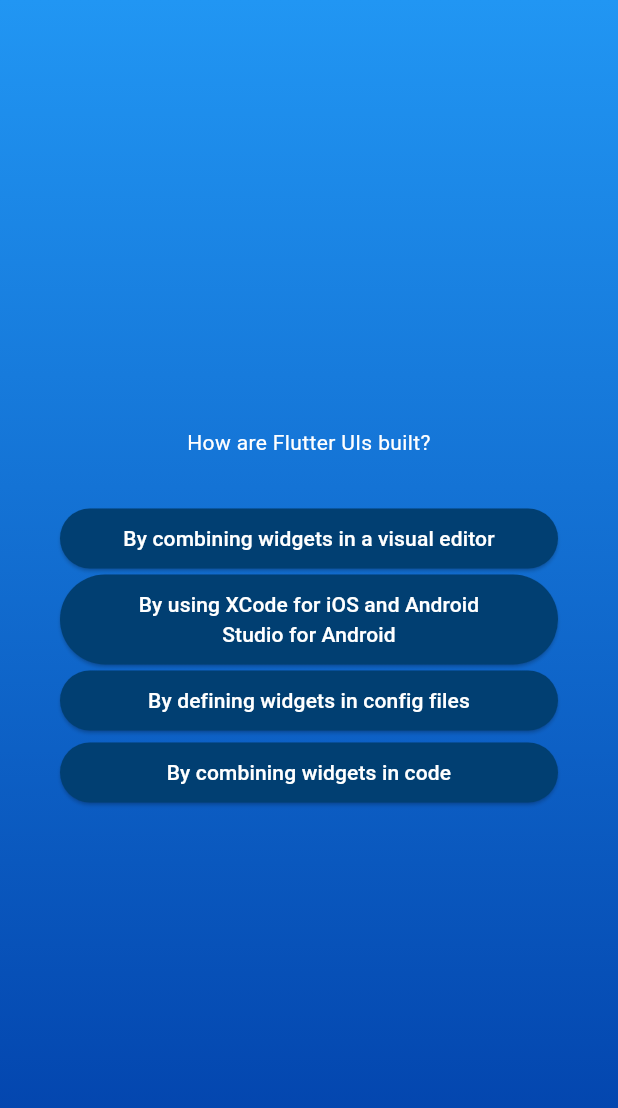
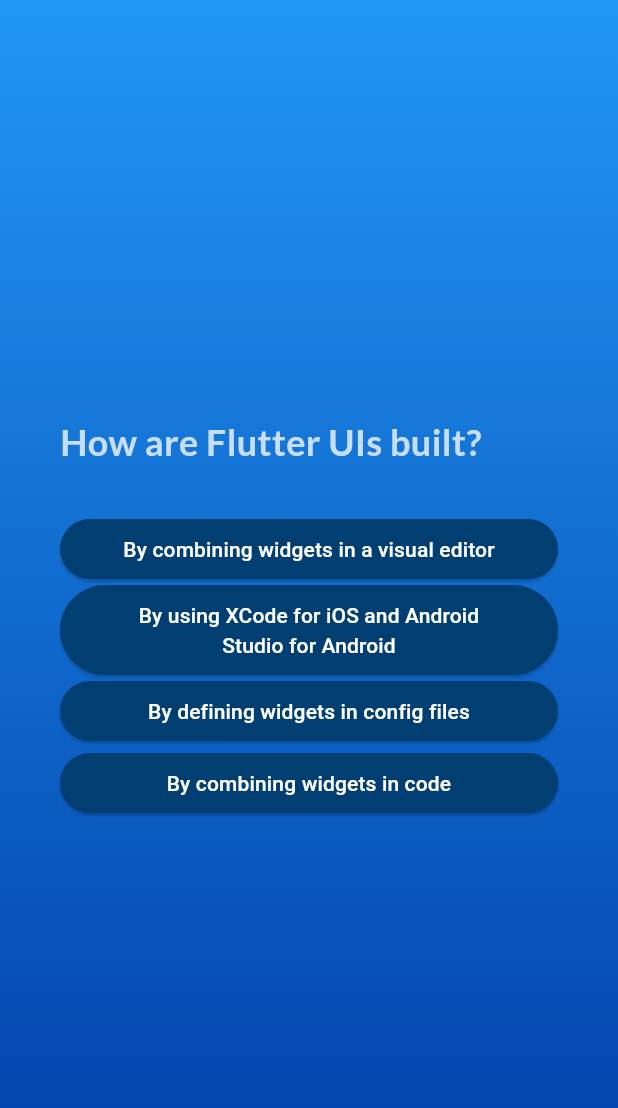
Before and after one commit to ChrisLow556/quiz_app, a Flutter app: the screen it shows after launch, after a tap on "Start Quiz", after a tap on "Components", on a phone screen of 412 x 824 dp. Shown: the top 1108 px of the screen. Run offline on Flutter 3.47's test engine with Material 3 defaults, Android fonts, the phone set to English and light mode, and no system bars; our stand-ins replace google_fonts.

Commit message:
Fixed array out of bounds error caused by my dumb ass forgetting to count how many answers the user entered

```diff
--- a/lib/questions_screen.dart
+++ b/lib/questions_screen.dart
@@ -1,9 +1,12 @@
 import 'package:flutter/material.dart';
+import 'package:google_fonts/google_fonts.dart';
 import 'package:quiz_app/answer_button.dart';
 import 'package:quiz_app/data/questions.dart';
 
 class QuestionsScreen extends StatefulWidget {
-  const QuestionsScreen({super.key});
+  const QuestionsScreen({super.key, required this.onSelectAnswer});
+
+  final void Function(String answer) onSelectAnswer;
 
   @override
   State<QuestionsScreen> createState() {
@@ -14,7 +17,8 @@ class QuestionsScreen extends StatefulWidget {
 class _QuestionsScreenState extends State<QuestionsScreen> {
   var currentQuestionIndex = 0;
 
-  void answerQuestion() {
+  void answerQuestion(String selectedAnswer) {
+    widget.onSelectAnswer(selectedAnswer);
     setState(() {
       currentQuestionIndex++;
     });
@@ -34,13 +38,21 @@ class _QuestionsScreenState extends State<QuestionsScreen> {
           children: [
             Text(
               currentQuestion.text,
-              style: const TextStyle(color: Colors.white),
-              textAlign: TextAlign.center,
+              style: GoogleFonts.lato(
+                color: const Color.fromARGB(255, 200, 222, 255),
+                fontSize: 24,
+                fontWeight: FontWeight.bold,
+              ),
             ),
             const SizedBox(height: 30),
             ...currentQuestion.getShuffledAnswers().map(
               (answer) {
-                return AnswerButton(answerText: answer, onTap: answerQuestion);
+                return AnswerButton(
+                  answerText: answer,
+                  onTap: () {
+                    answerQuestion(answer);
+                  },
+                );
               },
             ),
           ],
--- a/lib/quiz.dart
+++ b/lib/quiz.dart
@@ -1,6 +1,8 @@
 import 'package:flutter/material.dart';
+import 'package:quiz_app/data/questions.dart';
 import 'package:quiz_app/questions_screen.dart';
 import 'package:quiz_app/start_screen.dart';
+import 'package:quiz_app/data/questions.dart';
 
 class Quiz extends StatefulWidget {
   const Quiz({super.key});
@@ -12,12 +14,24 @@ class Quiz extends StatefulWidget {
 }
 
 class _QuizState extends State<Quiz> {
+  List<String> selectedAnswers = [];
   var activeScreen = 'start-screen';
 
   void switchScreen() {
     setState(() {
       activeScreen = 'questions-screen';
     });
+  }
+
+  void chooseAnswer(String answer) {
+    selectedAnswers.add(answer);
+
+    if (selectedAnswers.length == questions.length) {
+      setState(() {
+        selectedAnswers = [];
+        activeScreen = 'start-screen';
+      });
+    }
   }
 
   @override
@@ -33,7 +47,7 @@ class _QuizState extends State<Quiz> {
           ),
           child: activeScreen == 'start-screen'
               ? StartScreen(switchScreen)
-              : const QuestionsScreen(),
+              : QuestionsScreen(onSelectAnswer: chooseAnswer),
         ),
       ),
     );
--- a/lib/start_screen.dart
+++ b/lib/start_screen.dart
@@ -1,4 +1,5 @@
 import 'package:flutter/material.dart';
+import 'package:google_fonts/google_fonts.dart';
 
 class StartScreen extends StatelessWidget {
   const StartScreen(this.startQuiz, {super.key});
@@ -17,9 +18,12 @@ class StartScreen extends StatelessWidget {
             color: const Color.fromARGB(151, 255, 255, 255),
           ),
           const SizedBox(height: 50),
-          const Text(
+          Text(
             'Learn flutter the fun way ! ',
-            style: TextStyle(fontSize: 20, color: Colors.white),
+            style: GoogleFonts.lato(
+              color: Colors.white,
+              fontSize: 24,
+            ),
           ),
           const SizedBox(height: 20),
           OutlinedButton.icon(
```
Also changed, not shown: 4 other files.
